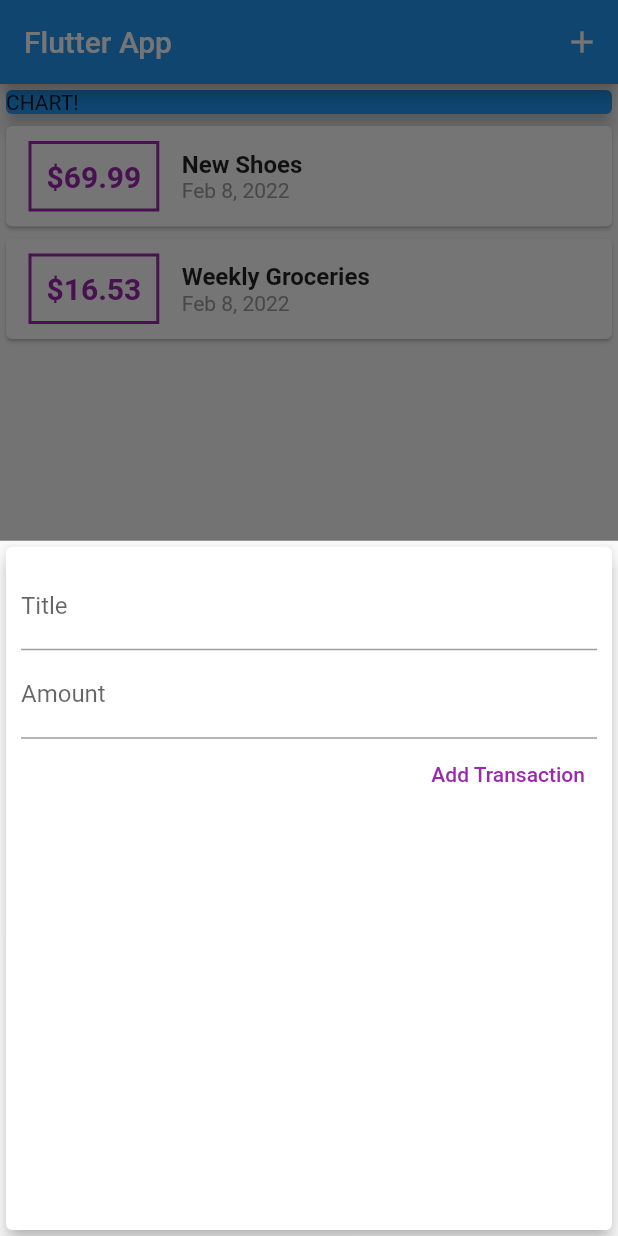
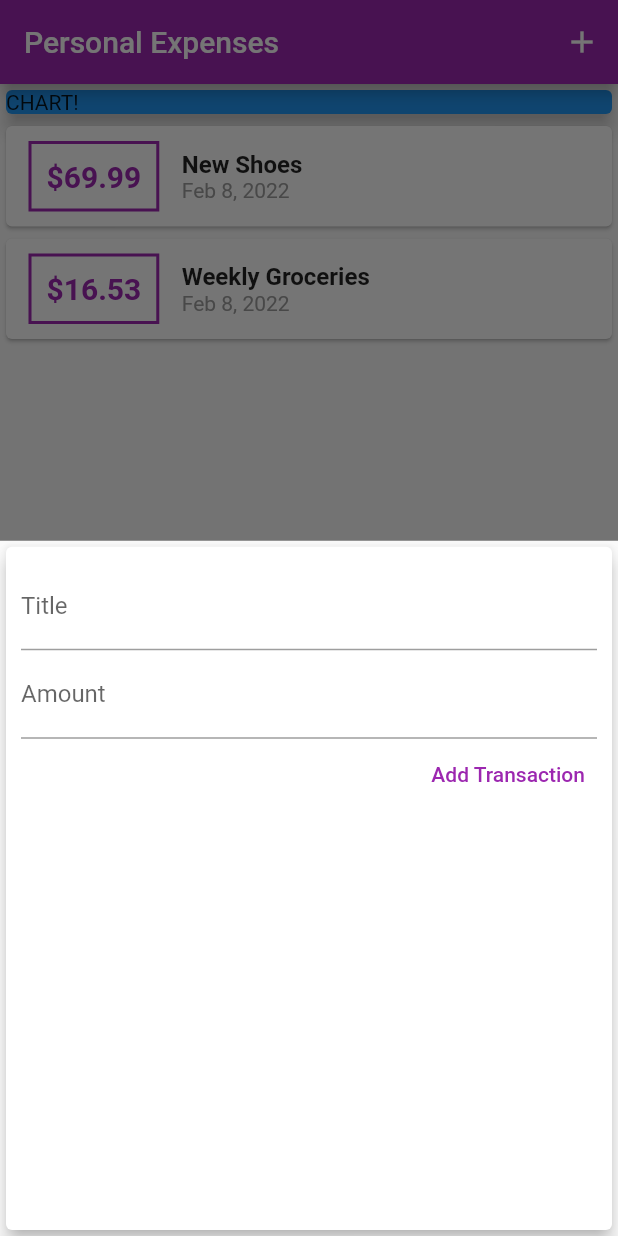
Before and after one commit to adriandallegrave/flutter, a Flutter app: the screen it shows after launch, after a tap on the "add" icon, on a phone screen of 412 x 824 dp. Run offline on Flutter 3.47's test engine with Material 2 defaults, Android fonts, the phone set to English and light mode, and no system bars.

Commit message:
expenses13 - add theming

```diff
--- a/personal_expenses_app/lib/main.dart
+++ b/personal_expenses_app/lib/main.dart
@@ -11,9 +11,13 @@ class MyApp extends StatelessWidget {
 
   @override
   Widget build(BuildContext context) {
-    return const MaterialApp(
-      title: 'Flutter App',
-      home: MyHomePage(),
+    return MaterialApp(
+      title: 'Personal Expenses',
+      home: const MyHomePage(),
+      theme: ThemeData(
+        colorScheme: ColorScheme.fromSwatch(primarySwatch: Colors.purple)
+            .copyWith(secondary: Colors.amber),
+      ),
     );
   }
 }
@@ -71,7 +75,7 @@ class _MyHomePageState extends State<MyHomePage> {
   Widget build(BuildContext context) {
     return Scaffold(
       appBar: AppBar(
-        title: const Text('Flutter App'),
+        title: const Text('Personal Expenses'),
         actions: <Widget>[
           IconButton(
             onPressed: () => _startAddNewTransaction(context),
--- a/personal_expenses_app/lib/widgets/new_transaction.dart
+++ b/personal_expenses_app/lib/widgets/new_transaction.dart
@@ -1,10 +1,17 @@
 import 'package:flutter/material.dart';
 
-class NewTransaction extends StatelessWidget {
-  NewTransaction(this.addTx, {Key? key}) : super(key: key);
+class NewTransaction extends StatefulWidget {
+  const NewTransaction(this.addTx, {Key? key}) : super(key: key);
 
   final Function addTx;
+
+  @override
+  State<NewTransaction> createState() => _NewTransactionState();
+}
+
+class _NewTransactionState extends State<NewTransaction> {
   final titleController = TextEditingController();
+
   final amountController = TextEditingController();
 
   void submitData() {
@@ -15,7 +22,8 @@ class NewTransaction extends StatelessWidget {
       return;
     }
 
-    addTx(enteredTitle, enteredAmount);
+    widget.addTx(enteredTitle, enteredAmount);
+    Navigator.of(context).pop();
   }
 
   @override
@@ -44,7 +52,7 @@ class NewTransaction extends StatelessWidget {
                 foregroundColor: MaterialStateProperty.all(Colors.purple),
               ),
               onPressed: () {
-                addTx(
+                widget.addTx(
                   titleController.text,
                   double.parse(amountController.text),
                 );
--- a/personal_expenses_app/lib/widgets/transaction_list.dart
+++ b/personal_expenses_app/lib/widgets/transaction_list.dart
@@ -24,17 +24,17 @@ class TransactionList extends StatelessWidget {
                   ),
                   decoration: BoxDecoration(
                     border: Border.all(
-                      color: Colors.purple,
+                      color: Theme.of(context).colorScheme.primary,
                       width: 2,
                     ),
                   ),
                   padding: const EdgeInsets.all(10),
                   child: Text(
                     '\$${transactions[index].amount.toStringAsFixed(2)}',
-                    style: const TextStyle(
+                    style: TextStyle(
                       fontWeight: FontWeight.bold,
                       fontSize: 20,
-                      color: Colors.purple,
+                      color: Theme.of(context).colorScheme.primary,
                     ),
                   ),
                 ),
```
